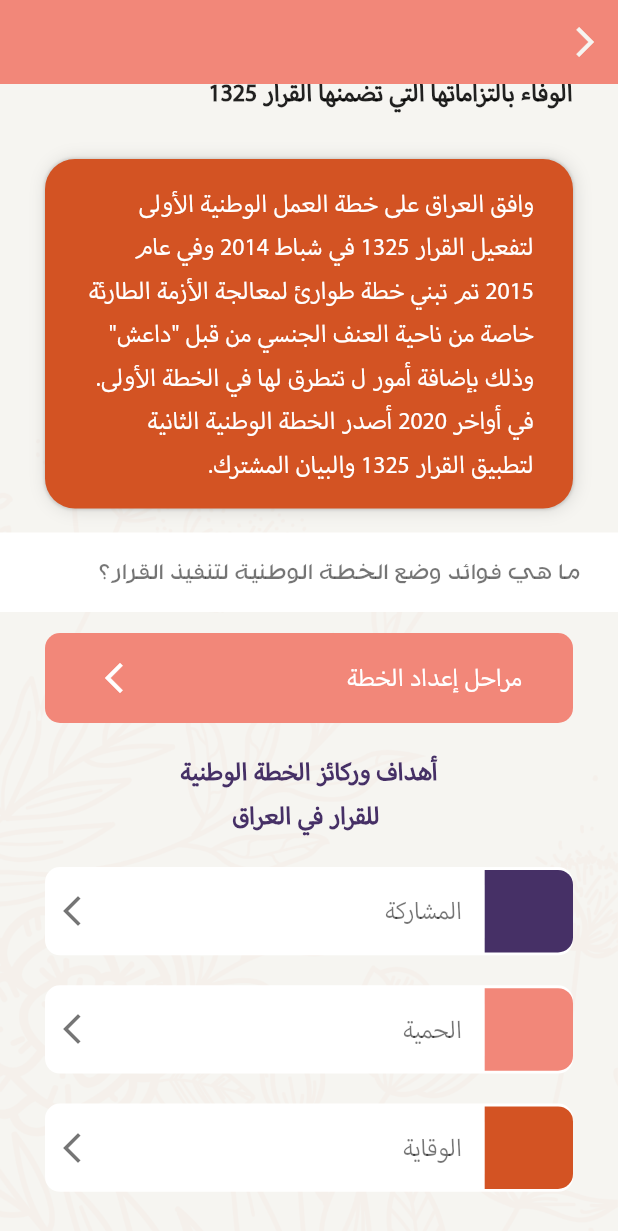
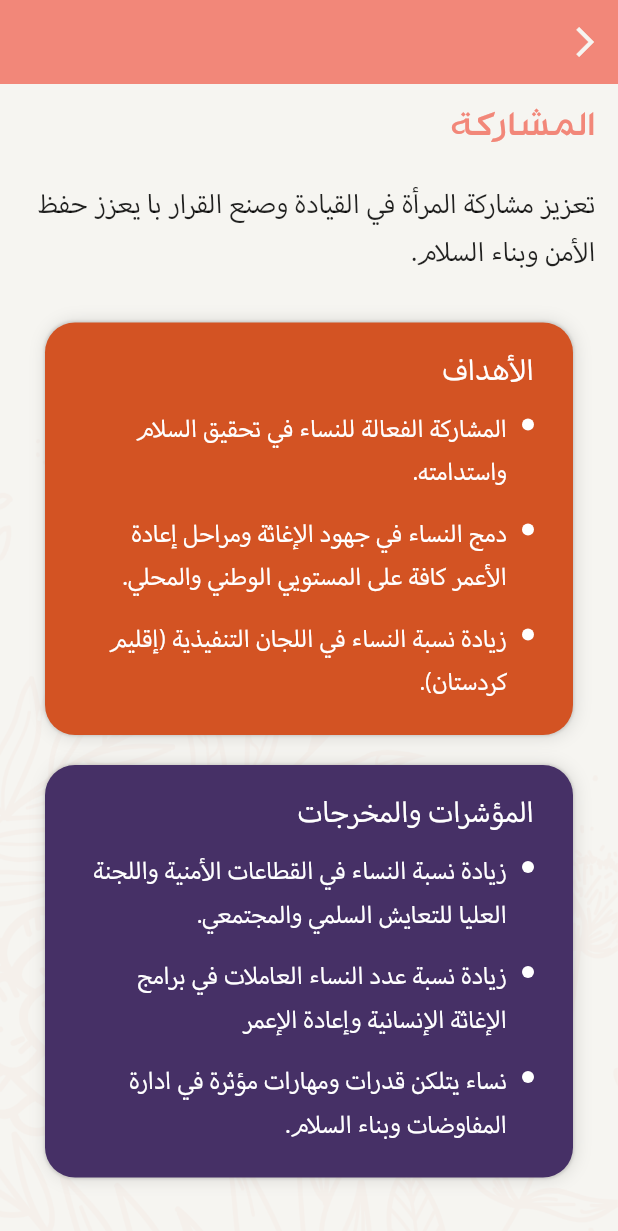
Before and after one commit to ashraf459810/waaea, a Flutter app: the XuttatWatanyaScreen screen opened by its route, scrolled down 375 dp, after a tap on "المشاركة", on a phone screen of 412 x 824 dp. Shown: the top 1231 px of the screen. Run offline on Flutter 3.47's test engine with Material 2 defaults, Android fonts, the phone set to English and light mode, and no system bars.

Commit message:
finish section 8

```diff
--- a/lib/Constants.dart
+++ b/lib/Constants.dart
@@ -52,6 +52,9 @@ class Constants {
   static String maraaCover = 'assets/images/maraa/maraaCover.png';
   static String mhawrQarar = 'assets/images/maraa/mhawrQarar.png';
   static String ajndahScreen = 'assets/images/maraa/ajndahScreen.png';
+  static String marhala1 = 'assets/images/maraa/marhala1.png';
+  static String marhala2 = 'assets/images/maraa/marhala2.png';
+  static String marhala3 = 'assets/images/maraa/marhala3.png';
 
 
   //colors
--- /dev/null
+++ b/lib/UI/Screens/MultiMaraaScreen/MarahlScreen.dart
@@ -0,0 +1,80 @@
+import 'package:flutter/cupertino.dart';
+import 'package:flutter/material.dart';
+import 'package:wa3iaa/UI/Components/RowQuestionWidget.dart';
+import 'package:wa3iaa/UI/Screens/MultiAlhnfScreen/Components/NawhIconWidget.dart';
+import 'package:wa3iaa/UI/Screens/MultiHmayaScreen/Components/TahaqdyWidget.dart';
+import 'package:wa3iaa/Utilities/ThemeOf.dart';
+
+import '../../../Constants.dart';
+
+class MarahlScreen extends StatelessWidget {
+  static const route = '/marahl';
+
+  const MarahlScreen({Key? key}) : super(key: key);
+
+  @override
+  Widget build(BuildContext context) {
+    return Scaffold(
+        appBar: AppBar(
+          backgroundColor: Constants.lightPinkColor,
+          leading: IconButton(
+            icon: Icon(
+              Icons.arrow_back_ios,
+              color: theme(context).backgroundColor,
+            ),
+            onPressed: () => Navigator.pop(context),
+          ),
+        ),
+        body: Container(
+          height: MediaQuery.of(context).size.height,
+          width: MediaQuery.of(context).size.width,
+          decoration: BoxDecoration(
+            image: DecorationImage(
+              image: AssetImage(Constants.bgFlower),
+              fit: BoxFit.cover,
+            ),
+          ),
+          child: SafeArea(
+            child: SingleChildScrollView(
+              child: Column(
+                crossAxisAlignment: CrossAxisAlignment.start,
+                children: [
+                  Padding(
+                    padding: const EdgeInsets.symmetric(
+                        horizontal: 15, vertical: 10),
+                    child: Text(
+                      "مراحل إعداد الخطة",
+                      style: theme(context).textTheme.headline5!.copyWith(
+                          color: Constants.lightPinkColor,
+                          fontSize: 30,
+                          fontFamily: 'R016'),
+                      textDirection: TextDirection.rtl,
+                    ),
+                  ),
+                  SizedBox(
+                    height: 10,
+                  ),
+                  Padding(
+                    padding: const EdgeInsets.symmetric(
+                        horizontal: 15, vertical: 10),
+                    child: Image.asset(Constants.marhala1)
+                  ),
+
+                  Padding(
+                      padding: const EdgeInsets.symmetric(
+                          horizontal: 15, vertical: 10),
+                      child: Image.asset(Constants.marhala2)
+                  ),
+
+                  Padding(
+                      padding: const EdgeInsets.symmetric(
+                          horizontal: 15, vertical: 10),
+                      child: Image.asset(Constants.marhala3)
+                  ),
+                ],
+              ),
+            ),
+          ),
+        ));
+  }
+}
--- /dev/null
+++ b/lib/UI/Screens/MultiMaraaScreen/MusharakaScreen.dart
@@ -0,0 +1,190 @@
+import 'package:flutter/cupertino.dart';
+import 'package:flutter/material.dart';
+import 'package:wa3iaa/UI/Components/RowQuestionWidget.dart';
+import 'package:wa3iaa/UI/Screens/MultiAlhnfScreen/Components/NawhIconWidget.dart';
+import 'package:wa3iaa/UI/Screens/MultiHmayaScreen/Components/TahaqdyWidget.dart';
+import 'package:wa3iaa/Utilities/ThemeOf.dart';
+
+import '../../../Constants.dart';
+
+class MusharakaScreen extends StatelessWidget {
+  static const route = '/musharaka';
+
+  const MusharakaScreen({Key? key}) : super(key: key);
+
+  @override
+  Widget build(BuildContext context) {
+    return Scaffold(
+        appBar: AppBar(
+          backgroundColor: Constants.lightPinkColor,
+          leading: IconButton(
+            icon: Icon(
+              Icons.arrow_back_ios,
+              color: theme(context).backgroundColor,
+            ),
+            onPressed: () => Navigator.pop(context),
+          ),
+        ),
+        body: Container(
+          height: MediaQuery.of(context).size.height,
+          width: MediaQuery.of(context).size.width,
+          decoration: BoxDecoration(
+            image: DecorationImage(
+              image: AssetImage(Constants.bgFlower),
+              fit: BoxFit.cover,
+            ),
+          ),
+          child: SafeArea(
+            child: SingleChildScrollView(
+              child: Column(
+                crossAxisAlignment: CrossAxisAlignment.start,
+                children: [
+                  Padding(
+                    padding: const EdgeInsets.symmetric(
+                        horizontal: 15, vertical: 10),
+                    child: Text(
+                      "المشاركة",
+                      style: theme(context).textTheme.headline5!.copyWith(
+                          color: Constants.lightPinkColor,
+                          fontSize: 30,
+                          fontFamily: 'R016'),
+                      textDirection: TextDirection.rtl,
+                    ),
+                  ),
+
+                  Padding(
+                    padding: const EdgeInsets.symmetric(
+                        horizontal: 15, vertical: 10),
+                    child: Text(
+                      "تعزيز مشاركة المرأة في القيادة وصنع القرار با يعزز حفظ الأمن وبناء السلام.",
+                      style: theme(context).textTheme.bodyText2!.copyWith(
+                        color: Colors.black87,
+                        fontSize: 22,
+                      ),
+                    ),
+                  ),
+                  SizedBox(
+                    height: 10,
+                  ),
+                  Padding(
+                    padding: const EdgeInsets.symmetric(
+                        horizontal: 30, vertical: 10),
+                    child: Container(
+                      padding: const EdgeInsets.symmetric(
+                          horizontal: 26, vertical: 15),
+                      decoration: BoxDecoration(
+                        borderRadius: BorderRadius.circular(20),
+                        color: Constants.orangeColor,
+                        boxShadow: [
+                          BoxShadow(
+                              color: Colors.black12,
+                              spreadRadius: 0.5,
+                              offset: Offset.zero,
+                              blurRadius: 0.9),
+                          BoxShadow(
+                              color: Colors.black12,
+                              spreadRadius: 0.2,
+                              offset: Offset(1, 0.5),
+                              blurRadius: 9)
+                        ],
+                      ),
+                      child: Column(
+                        children: [
+                          Align(
+                            alignment: Alignment.centerRight,
+                            child: Text(
+                              "الأهداف",
+                              style: theme(context).textTheme.headline3!.copyWith(
+                                color: Colors.white,
+                                fontSize: 24,
+                              ),
+                            ),
+                          ),
+                          rowPoint(context,"المشاركة الفعالة للنساء في تحقيق السلام واستدامته."),
+                          rowPoint(context,"دمج النساء في جهود الإغاثة ومراحل إعادة الأعمر كافة على المستويي الوطني والمحلي."),
+                          rowPoint(context,"زيادة نسبة النساء في اللجان التنفيذية (إقليم كردستان)."),
+                        ],
+                      ),
+                    ),
+                  ),
+
+
+                  Padding(
+                    padding: const EdgeInsets.symmetric(
+                        horizontal: 30, vertical: 10),
+                    child: Container(
+                      padding: const EdgeInsets.symmetric(
+                          horizontal: 26, vertical: 15),
+                      decoration: BoxDecoration(
+                        borderRadius: BorderRadius.circular(20),
+                        color: Constants.purpleColor,
+                        boxShadow: [
+                          BoxShadow(
+                              color: Colors.black12,
+                              spreadRadius: 0.5,
+                              offset: Offset.zero,
+                              blurRadius: 0.9),
+                          BoxShadow(
+                              color: Colors.black12,
+                              spreadRadius: 0.2,
+                              offset: Offset(1, 0.5),
+                              blurRadius: 9)
+                        ],
+                      ),
+                      child: Column(
+                        children: [
+                          Align(
+                            alignment: Alignment.centerRight,
+                            child: Text(
+                              "المؤشرات والمخرجات",
+                              style: theme(context).textTheme.headline3!.copyWith(
+                                color: Colors.white,
+                                fontSize: 24,
+                              ),
+                            ),
+                          ),
+                          rowPoint(context,"زيادة نسبة النساء في القطاعات الأمنية واللجنة العليا للتعايش السلمي والمجتمعي."),
+                          rowPoint(context,"زيادة نسبة عدد النساء العاملات في برامج الإغاثة الإنسانية وإعادة الإعمر"),
+                          rowPoint(context,"نساء يتلكن قدرات ومهارات مؤثرة في ادارة المفاوضات وبناء السلام."),
+                        ],
+                      ),
+                    ),
+                  ),
+                ],
+              ),
+            ),
+          ),
+        ),
+    );
+  }
+
+  Widget rowPoint(BuildContext context, String title){
+    return Padding(
+      padding: const EdgeInsets.symmetric(vertical: 6),
+      child: Row(
+        crossAxisAlignment: CrossAxisAlignment.start,
+        mainAxisAlignment: MainAxisAlignment.start,
+        children: [
+          Padding(
+            padding: const EdgeInsets.only(top: 8),
+            child: CircleAvatar(
+              radius: 4,
+              backgroundColor: Colors.white,
+            ),
+          ),
+          SizedBox(
+            width: 10,
+          ),
+          Expanded(
+            child: Text(
+              title,
+              style: theme(context).textTheme.bodyText2!.copyWith(
+                color: Colors.white,
+                fontSize: 20,
+              ),
+            ),)
+        ],
+      ),
+    );
+  }
+}
--- a/lib/UI/Screens/MultiMaraaScreen/XuttatWatanyaScreen.dart
+++ b/lib/UI/Screens/MultiMaraaScreen/XuttatWatanyaScreen.dart
@@ -6,6 +6,8 @@ import 'package:wa3iaa/UI/Screens/MultiHmayaScreen/Components/TahaqdyWidget.dart
 import 'package:wa3iaa/Utilities/ThemeOf.dart';
 
 import '../../../Constants.dart';
+import 'MarahlScreen.dart';
+import 'MusharakaScreen.dart';
 
 class XuttatWatanyaScreen extends StatelessWidget {
   static const route = '/XuttatWatanya';
@@ -119,7 +121,7 @@ class XuttatWatanyaScreen extends StatelessWidget {
                     onPressed: (context) {},
                   ),
                   GestureDetector(
-                    onTap: () {},
+                    onTap: () =>Navigator.pushNamed(context, MarahlScreen.route),
                     child: Container(
                       width: MediaQuery.of(context).size.width,
                       margin: const EdgeInsets.symmetric(
@@ -167,7 +169,7 @@ class XuttatWatanyaScreen extends StatelessWidget {
                       title: "المشاركة",
                       label: "",
                       bgColor: theme(context).primaryColor,
-                      onPressed: () {},
+                      onPressed: () =>Navigator.pushNamed(context, MusharakaScreen.route),
                     ),
                   ),
                   Padding(
--- a/lib/main.dart
+++ b/lib/main.dart
@@ -37,7 +37,9 @@ import 'UI/Screens/MultiHquqScreen/QuestionsScreen.dart';
 import 'UI/Screens/MultiHquqScreen/Quote1Screen.dart';
 import 'UI/Screens/MultiHquqScreen/Quote2Screen.dart';
 import 'UI/Screens/MultiMaraaScreen/AjendaMaraaScreen.dart';
+import 'UI/Screens/MultiMaraaScreen/MarahlScreen.dart';
 import 'UI/Screens/MultiMaraaScreen/MhawarQararScreen.dart';
+import 'UI/Screens/MultiMaraaScreen/MusharakaScreen.dart';
 import 'UI/Screens/MultiMaraaScreen/Qarar1325Screen.dart';
 import 'UI/Screens/MultiMaraaScreen/XuttatWatanyaScreen.dart';
 import 'UI/Screens/SecondSubCategoryScreen/SecondSubCategoryScreen.dart';
@@ -119,6 +121,9 @@ class MyApp extends StatelessWidget {
             MhawarQararScreen.route: (context) => MhawarQararScreen(),
             AjendaMaraaScreen.route: (context) => AjendaMaraaScreen(),
             XuttatWatanyaScreen.route: (context) => XuttatWatanyaScreen(),
+            MarahlScreen.route: (context) => MarahlScreen(),
+            MusharakaScreen.route: (context) => MusharakaScreen(),
+
           },
         ));
   }
```
Also changed, not shown: assets/images/maraa/marhala1.png (added), assets/images/maraa/marhala2.png (added), assets/images/maraa/marhala3.png (added).
